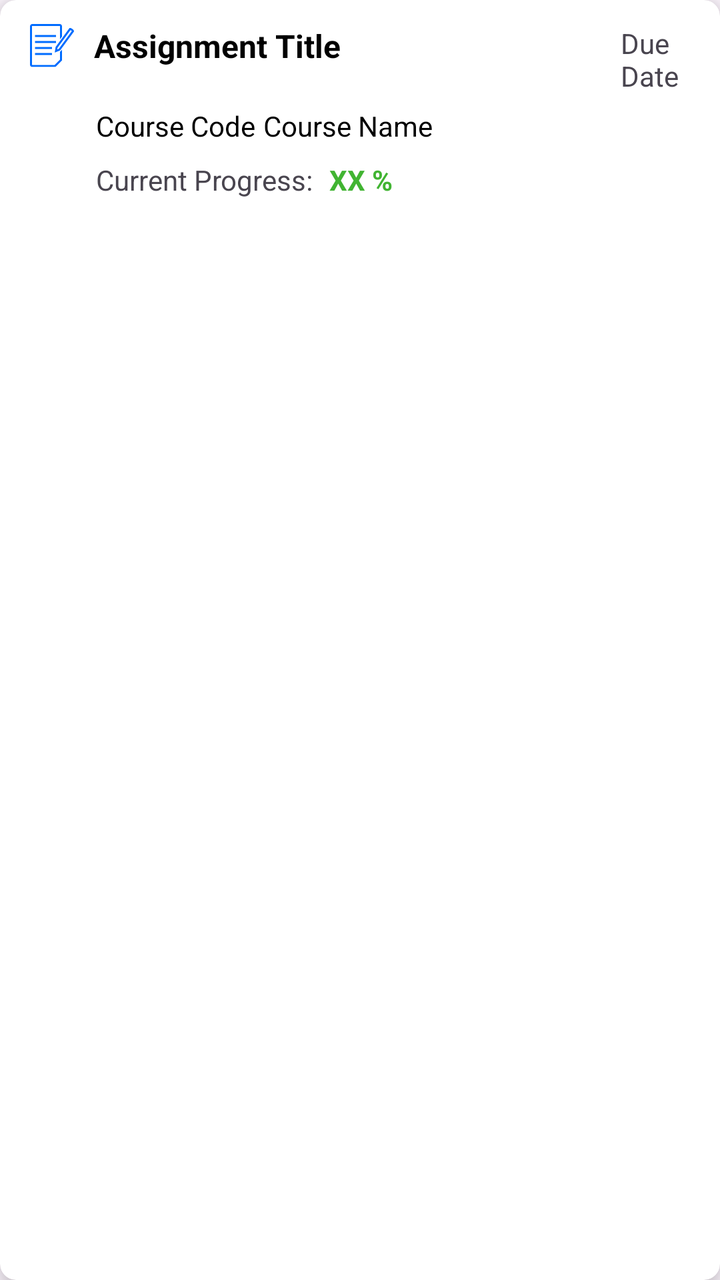
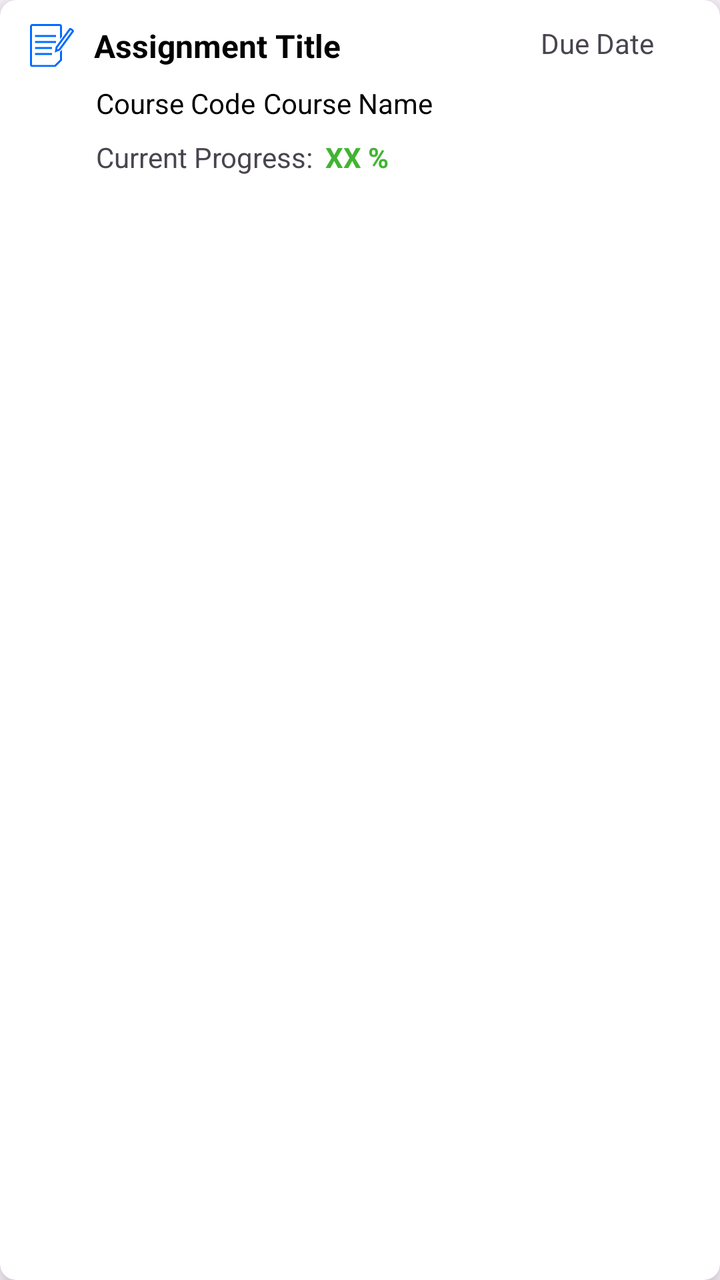

Compare the two renders of this Android layout. The source of the first and the diff that turns it into the second are given below.
<!-- AndroidManifest.xml: application theme Theme.Project_JomStudy -->
<!-- res/layout/assignment.xml -->
<?xml version="1.0" encoding="utf-8"?>
<androidx.cardview.widget.CardView xmlns:android="http://schemas.android.com/apk/res/android"
    android:layout_width="match_parent"
    android:layout_height="wrap_content"
    xmlns:app="http://schemas.android.com/apk/res-auto"
    android:id="@+id/cardView"
    android:foreground="?android:attr/selectableItemBackground"
    app:cardElevation="8dp"
    app:cardCornerRadius="8dp"
    android:layout_margin="16dp">

    <LinearLayout
        android:layout_width="wrap_content"
        android:layout_height="wrap_content"
        android:layout_marginLeft="5dp"
        android:orientation="vertical">

        <LinearLayout
            android:layout_width="wrap_content"
            android:layout_height="wrap_content"
            android:layout_gravity="center_vertical"
            android:orientation="horizontal"
            android:layout_marginTop="10dp">
            <LinearLayout
                android:layout_width="wrap_content"
                android:layout_height="wrap_content"
                android:orientation="horizontal">

                <ImageView
                    android:layout_width="22dp"
                    android:layout_height="22dp"
                    android:src="@drawable/group_28"
                    android:layout_marginStart="10dp"
                    android:layout_marginTop="2dp"/>

            <TextView
                android:layout_width="wrap_content"
                android:layout_height="wrap_content"
                android:id="@+id/assignmentTitle"
                android:text="Assignment Title"
                android:textColor="@color/black"
                android:textSize="16sp"
                android:layout_marginLeft="10dp"
                android:layout_marginTop="2dp"
                android:textStyle="bold"/>

                <TextView
                    android:layout_width="wrap_content"
                    android:layout_height="wrap_content"
                    android:id="@+id/dueDate"
                    android:text="Due Date"
                    android:textSize="14sp"
                    android:layout_marginLeft="140dp" />

            </LinearLayout>
        </LinearLayout>
        <LinearLayout
            android:layout_width="wrap_content"
            android:layout_height="wrap_content"
            android:orientation="horizontal">
            <TextView
                android:layout_width="match_parent"
                android:layout_height="wrap_content"
                android:id="@+id/courseCode"
                android:text="Course Code"
                android:textColor="@color/black"
                android:textSize="14sp"
                android:layout_marginTop="8dp"
                android:layout_marginLeft="43dp"/>

            <TextView
                android:layout_width="match_parent"
                android:layout_height="wrap_content"
                android:id="@+id/courseName"
                android:text="Course Name"
                android:textColor="@color/black"
                android:textSize="14sp"
                android:layout_marginTop="8dp"
                android:layout_marginLeft="4dp"/>
        </LinearLayout>

        <LinearLayout
            android:layout_width="wrap_content"
            android:layout_height="match_parent"
            android:orientation="horizontal"
            android:layout_marginBottom="10dp">
            <TextView
                android:layout_width="wrap_content"
                android:layout_height="wrap_content"
                android:text="Current Progress: "
                android:layout_marginStart="43dp"
                android:layout_marginTop="8dp"/>

            <TextView
                android:layout_width="wrap_content"
                android:layout_height="wrap_content"
                android:id="@+id/progress"
                android:text="XX %"
                android:layout_marginStart="5dp"
                android:layout_marginTop="8dp"
                android:layout_marginLeft="3dp"
                android:textStyle="bold"
                android:textColor="@color/green"/>
        </LinearLayout>
    </LinearLayout>
</androidx.cardview.widget.CardView>
<!-- resources referenced by this layout -->
<resources>
  <color name="black">#FF000000</color>
  <color name="green">#41B432</color>
  <!-- drawable group_28: vector/xml drawable (drawable, 2324 chars, omitted) -->
  <style name="Theme.Project_JomStudy" parent="Base.Theme.Project_JomStudy" />
  <style name="Base.Theme.Project_JomStudy" parent="Theme.Material3.DayNight.NoActionBar">
      </style>
</resources>

<!-- the commit's change to res/layout/assignment.xml (unified diff, before → after) -->
@@ -50,7 +50,7 @@
                     android:id="@+id/dueDate"
                     android:text="Due Date"
                     android:textSize="14sp"
-                    android:layout_marginLeft="140dp" />
+                    android:layout_marginLeft="100dp" />
 
             </LinearLayout>
         </LinearLayout>
@@ -96,7 +96,6 @@
                 android:layout_height="wrap_content"
                 android:id="@+id/progress"
                 android:text="XX %"
-                android:layout_marginStart="5dp"
                 android:layout_marginTop="8dp"
                 android:layout_marginLeft="3dp"
                 android:textStyle="bold"
